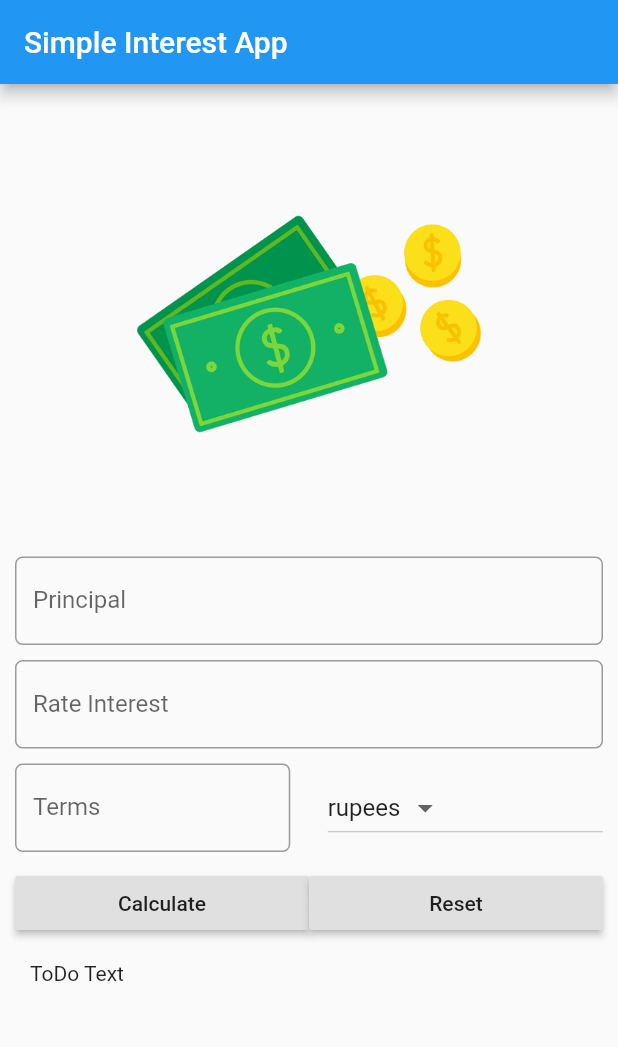
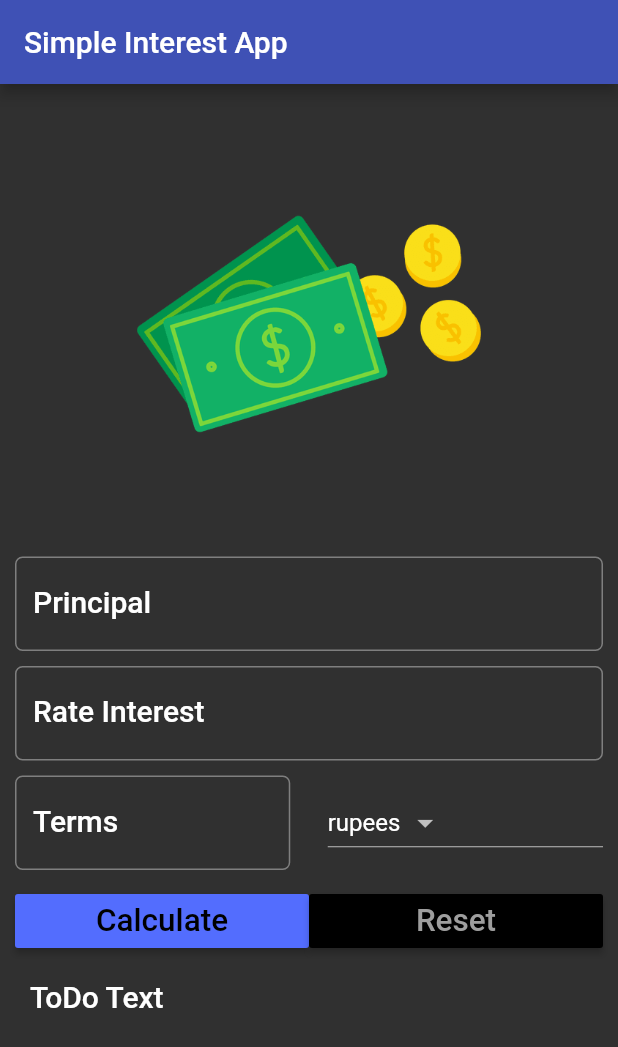
Before and after one commit to DitoHI/learn_flutter, a Flutter app: the screen it shows after launch, after a tap on "Calculate", on a phone screen of 412 x 824 dp. Shown: the top 1047 px of the screen. Run offline on Flutter 3.47's test engine with Material 2 defaults, Android fonts, the phone set to English and light mode, and no system bars.

Commit message:
apply style and themes

```diff
--- a/lib/main.dart
+++ b/lib/main.dart
@@ -2,9 +2,13 @@ import "package:flutter/material.dart";
 
 void main() {
   runApp(MaterialApp(
-    title: "",
-    home: SIForm(),
-  ));
+      title: "Simple Interest App",
+      home: SIForm(),
+      debugShowCheckedModeBanner: false,
+      theme: ThemeData(
+          brightness: Brightness.dark,
+          primaryColor: Colors.indigo,
+          accentColor: Colors.indigoAccent)));
 }
 
 class SIForm extends StatefulWidget {
@@ -22,6 +26,9 @@ class _SIFormState extends State<SIForm> {
   @override
   Widget build(BuildContext context) {
     this._currencySelected = this._currencies[0];
+
+    TextStyle textStyle = Theme.of(context).textTheme.title;
+
     return Scaffold(
       appBar: AppBar(
         title: Text("Simple Interest App"),
@@ -36,8 +43,10 @@ class _SIFormState extends State<SIForm> {
                   top: this._minimumPadding, bottom: this._minimumPadding),
               child: TextField(
                 keyboardType: TextInputType.number,
+                style: textStyle,
                 decoration: InputDecoration(
                   labelText: "Principal",
+                  labelStyle: textStyle,
                   hintText: "Enter Principal e.g. 12000",
                   border: OutlineInputBorder(
                     borderRadius: BorderRadius.circular(this._minimumPadding),
@@ -50,8 +59,10 @@ class _SIFormState extends State<SIForm> {
                   top: this._minimumPadding, bottom: this._minimumPadding),
               child: TextField(
                 keyboardType: TextInputType.number,
+                style: textStyle,
                 decoration: InputDecoration(
                   labelText: "Rate Interest",
+                  labelStyle: textStyle,
                   hintText: "In percent",
                   border: OutlineInputBorder(
                     borderRadius: BorderRadius.circular(this._minimumPadding),
@@ -67,8 +78,10 @@ class _SIFormState extends State<SIForm> {
                   Expanded(
                     child: TextField(
                       keyboardType: TextInputType.number,
+                      style: textStyle,
                       decoration: InputDecoration(
                         labelText: "Terms",
+                        labelStyle: textStyle,
                         hintText: "In year",
                         border: OutlineInputBorder(
                           borderRadius:
@@ -101,18 +114,33 @@ class _SIFormState extends State<SIForm> {
                 children: <Widget>[
                   Expanded(
                     child: RaisedButton(
-                        child: Text("Calculate"), onPressed: () {}),
+                        color: Theme.of(context).accentColor,
+                        textColor: Theme.of(context).primaryColorDark,
+                        child: Text(
+                          "Calculate",
+                          textScaleFactor: 1.5,
+                        ),
+                        onPressed: () {}),
                   ),
                   Expanded(
                     child: RaisedButton(
-                        child: Text("Reset"), onPressed: () {}),
+                        color: Theme.of(context).primaryColorDark,
+                        textColor: Theme.of(context).primaryColorLight,
+                        child: Text(
+                          "Reset",
+                          textScaleFactor: 1.5,
+                        ),
+                        onPressed: () {}),
                   ),
                 ],
               ),
             ),
             Padding(
               padding: EdgeInsets.all(this._minimumPadding * 2),
-              child: Text("ToDo Text"),
+              child: Text(
+                "ToDo Text",
+                style: textStyle,
+              ),
             )
           ],
         ),
```
